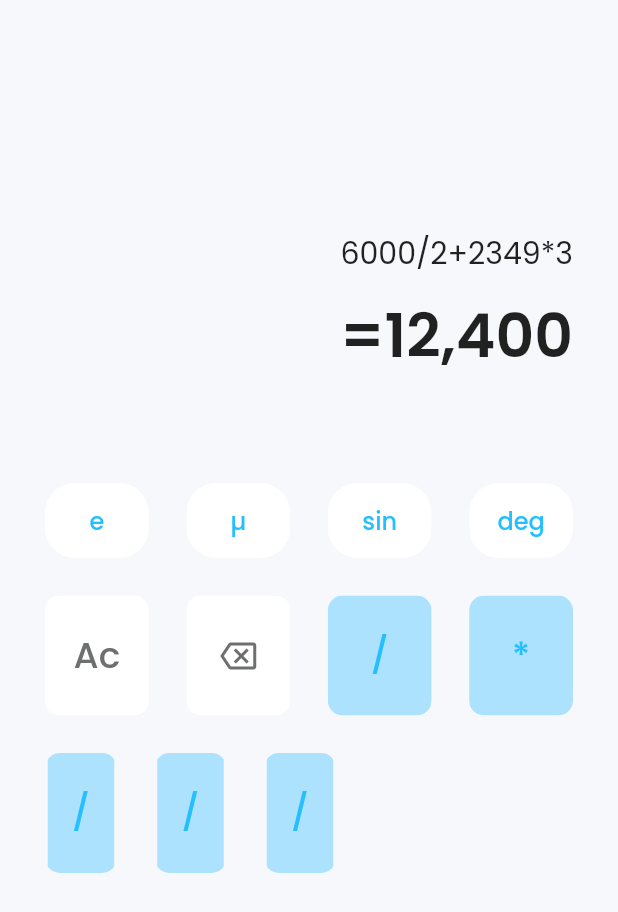
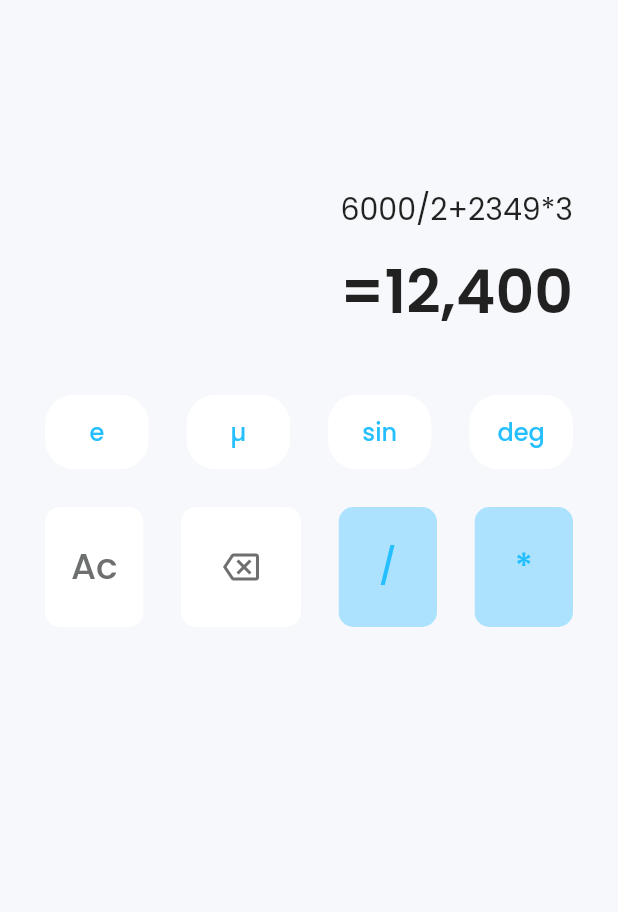
Before and after one commit to mohanedSalaheldin/calculator_ui, a Flutter app: the screen it shows after launch, on a phone screen of 412 x 824 dp. Shown: the top 912 px of the screen. Run offline on Flutter 3.47's test engine with Material 2 defaults, Android fonts, the phone set to English and light mode, and no system bars; our stand-ins replace hexcolor.

Commit message:
this is a commit from vs code

```diff
--- a/lib/layout/calculator_screen.dart
+++ b/lib/layout/calculator_screen.dart
@@ -17,7 +17,6 @@ class CalculatorScreen extends StatelessWidget {
         child: Column(
           children: [
             Expanded(
-              flex: 1,
               child: Container(
                 width: double.infinity,
                 // color: Colors.red,
@@ -47,8 +46,11 @@ class CalculatorScreen extends StatelessWidget {
                 ),
               ),
             ),
+            // SizedBox(
+            //   height: 30.0,
+            // ),
             Expanded(
-              flex: 2,
+              flex: 3,
               child: Container(
                 width: double.infinity,
                 // color: Colors.redAccent,
@@ -57,9 +59,7 @@ class CalculatorScreen extends StatelessWidget {
                     Row(
                       children: [
                         defaultFullyRoundedButton(text: 'e'),
-                        const SizedBox(
-                          width: 25.0,
-                        ),
+                        defaultHorizentalSizedBox(),
                         defaultFullyRoundedButton(text: 'µ'),
                         defaultHorizentalSizedBox(),
                         defaultFullyRoundedButton(text: 'sin'),
@@ -75,21 +75,20 @@ class CalculatorScreen extends StatelessWidget {
                           textColor: HexColor('#6e6f6f'),
                         ),
                         defaultHorizentalSizedBox(),
-                        Expanded(
-                          child: Container(
+                        Container(
                           height: 80,
+                          width: 80,
                           clipBehavior: Clip.antiAlias,
                           decoration: BoxDecoration(
                               borderRadius: BorderRadius.circular(10)),
                           child: MaterialButton(
-                              minWidth: 1.0,
+                            // minWidth: 1.0,
                             onPressed: () {},
                             color: Colors.white,
                             elevation: 0.0,
                             child: Icon(
                               Icons.backspace_outlined,
                               color: HexColor('#6e6f6f'),
-                              ),
                             ),
                           ),
                         ),
@@ -106,35 +105,6 @@ class CalculatorScreen extends StatelessWidget {
                       ],
                     ),
                     defaultVerticalSizedBox(),
-                    Expanded(
-                      child: Row(
-                        children: [
-                          Column(
-                            children: [
-                              Row(
-                                children: [
-                                  defaultRoundedButton(
-                                    text: '/',
-                                    color: HexColor('#ade2ff'),
-                                  ),
-                                  defaultHorizentalSizedBox(),
-                                  defaultRoundedButton(
-                                    text: '/',
-                                    color: HexColor('#ade2ff'),
-                                  ),
-                                  defaultHorizentalSizedBox(),
-                                  defaultRoundedButton(
-                                    text: '/',
-                                    color: HexColor('#ade2ff'),
-
-                                  ),
-                                ],
-                              ),
-                            ],
-                          ),
-                        ],
-                      ),
-                    ),
                   ],
                 ),
               ),
--- a/lib/main.dart
+++ b/lib/main.dart
@@ -10,7 +10,6 @@ void main() {
 class MyApp extends StatelessWidget {
   const MyApp({super.key});
 
-  // This widget is the root of your application.
   @override
   Widget build(BuildContext context) {
     return MaterialApp(
--- a/lib/shered/components/components.dart
+++ b/lib/shered/components/components.dart
@@ -23,6 +23,7 @@ Widget defaultFullyRoundedButton({
         ),
       ),
     );
+
 Widget defaultRoundedButton({
   required String text,
   Color? color = Colors.white,
@@ -31,10 +32,11 @@ Widget defaultRoundedButton({
     Expanded(
       child: Container(
         height: 80,
+        // width: 90,
         clipBehavior: Clip.antiAlias,
         decoration: BoxDecoration(borderRadius: BorderRadius.circular(10)),
         child: MaterialButton(
-          minWidth: 1.0,
+          // minWidth: 1.0,
           onPressed: () {},
           color: color,
           elevation: 0.0,
```
Lines whose indentation alone changed are shown as unchanged.
